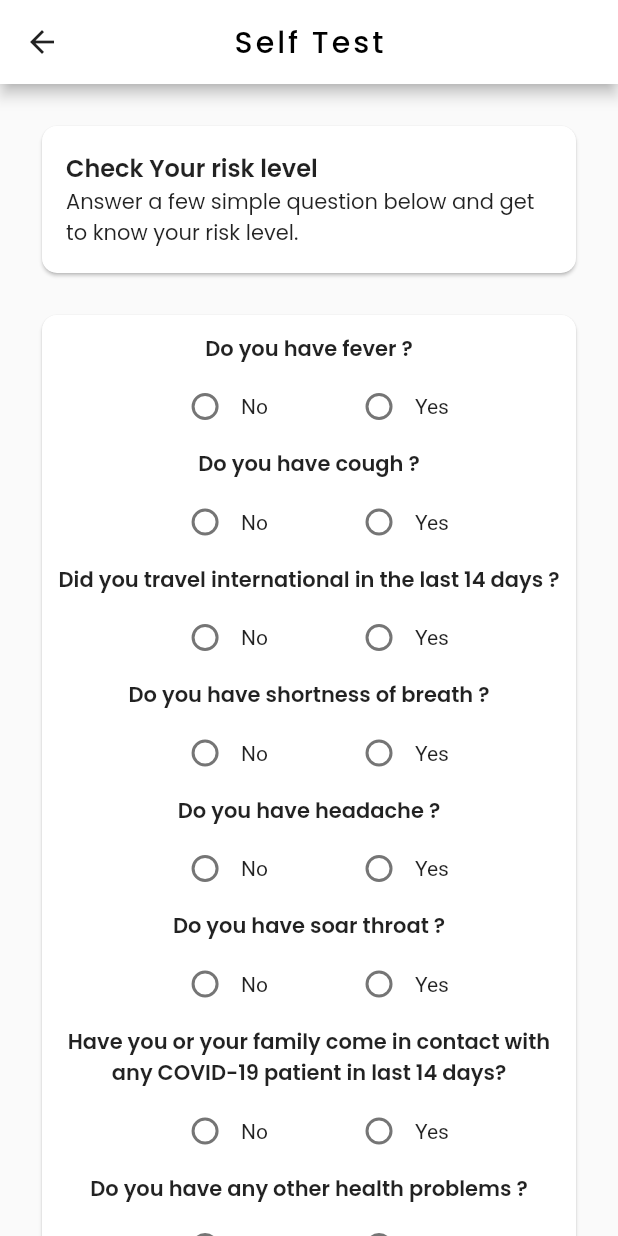
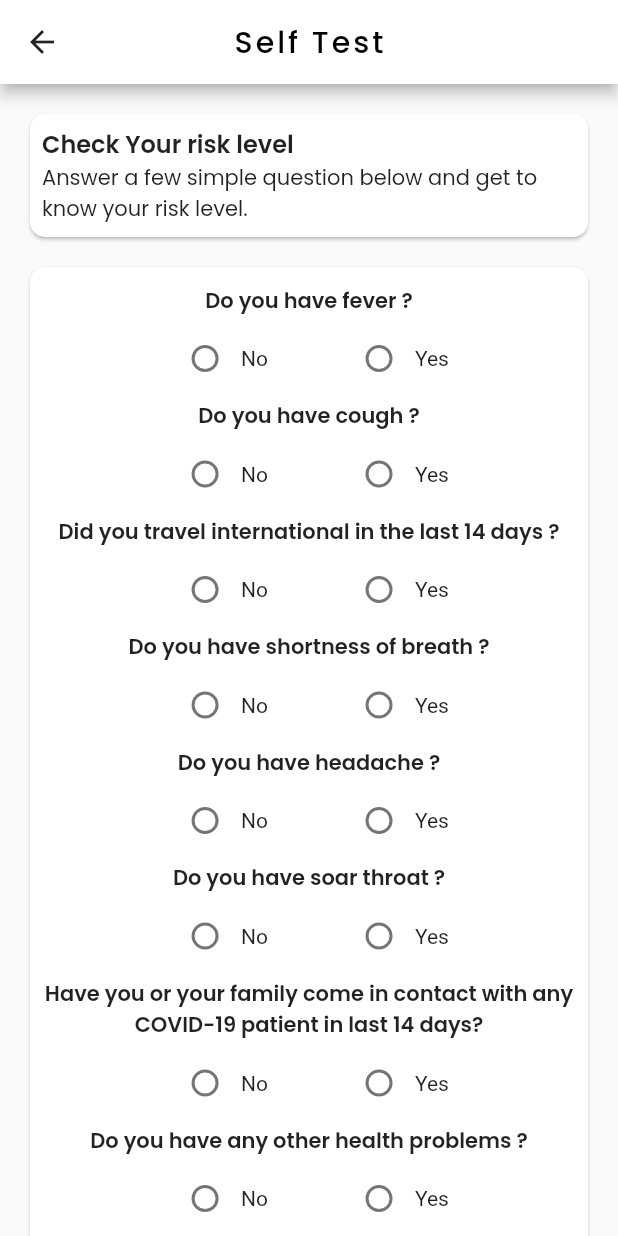
Before and after one commit to realsst1/corona_tracker, a Flutter app: the screen it shows after launch, after a tap on "Self Test", on a phone screen of 412 x 824 dp. Run offline on Flutter 3.47's test engine with Material 2 defaults, Android fonts, the phone set to English and light mode, and no system bars; our stand-ins replace cached_network_image, carousel_slider, charts_flutter, expandable, flutter_speed_dial, fluttertoast and 4 more; missing offline and left inert: flutter_stack_card; network calls fail.

Commit message:
ui bug fix part 1

```diff
--- a/lib/screens/home_screen.dart
+++ b/lib/screens/home_screen.dart
@@ -57,7 +57,7 @@ class _HomeScreenState extends State<HomeScreen> {
     var brightness=MediaQuery.of(context).platformBrightness;
     bool isDark=brightness==Brightness.dark;
 
-    final height = MediaQuery.of(context).size.height / 3.5;
+    final height = MediaQuery.of(context).size.height / 5.5;
     final width = MediaQuery.of(context).size.width / 3.5;
     return Scaffold(
       appBar: AppBar(
@@ -141,7 +141,7 @@ class _HomeScreenState extends State<HomeScreen> {
                   autoPlayAnimationDuration: Duration(milliseconds: 500),
                   initialPage: 0,
                   autoPlayCurve: Curves.easeInExpo,
-                  enlargeCenterPage: true,
+                  //enlargeCenterPage: true,
                   height: 140.0,
                   items: <Widget>[
                     Card(
@@ -396,8 +396,9 @@ class _HomeScreenState extends State<HomeScreen> {
                                 BorderRadius.all(Radius.circular(20.0))),
                         elevation: 15.0,
                         color: Colors.greenAccent,
-                        child: Padding(
+                        child: Container(
                             padding: const EdgeInsets.all(8.0),
+                            width: MediaQuery.of(context).size.width,
                             child: Row(
                               mainAxisSize: MainAxisSize.max,
                               mainAxisAlignment: MainAxisAlignment.spaceBetween,
@@ -530,7 +531,7 @@ class _HomeScreenState extends State<HomeScreen> {
                     padding: EdgeInsets.symmetric(horizontal: 8.0),
                     color: isDark?Colors.black87:Colors.white,
                     child: Row(
-                      mainAxisAlignment: MainAxisAlignment.spaceAround,
+                      mainAxisAlignment: MainAxisAlignment.spaceEvenly,
                       crossAxisAlignment: CrossAxisAlignment.center,
                       children: <Widget>[
                         Card(
@@ -548,14 +549,14 @@ class _HomeScreenState extends State<HomeScreen> {
                                   style: GoogleFonts.poppins(
                                       fontWeight: FontWeight.w600,
                                       color: Colors.blueGrey,
-                                      fontSize: 20.0),
+                                      fontSize: 16.0),
                                 ),
                                 Text(
                                   "Confirmed",
                                   style: GoogleFonts.poppins(
                                       fontWeight: FontWeight.w600,
                                       color: Colors.blueGrey,
-                                      fontSize: 16.0),
+                                      fontSize: 12.0),
                                 )
                               ],
                             ),
@@ -576,14 +577,14 @@ class _HomeScreenState extends State<HomeScreen> {
                                   style: GoogleFonts.poppins(
                                       fontWeight: FontWeight.w600,
                                       color: Colors.green,
-                                      fontSize: 20.0),
+                                      fontSize: 16.0),
                                 ),
                                 Text(
                                   "Recovered",
                                   style: GoogleFonts.poppins(
                                       fontWeight: FontWeight.w600,
                                       color: Colors.green,
-                                      fontSize: 16.0),
+                                      fontSize: 12.0),
                                 )
                               ],
                             ),
@@ -604,14 +605,14 @@ class _HomeScreenState extends State<HomeScreen> {
                                   style: GoogleFonts.poppins(
                                       fontWeight: FontWeight.w600,
                                       color: Colors.red,
-                                      fontSize: 20.0),
+                                      fontSize: 16.0),
                                 ),
                                 Text(
                                   "Deaths",
                                   style: GoogleFonts.poppins(
                                       fontWeight: FontWeight.w600,
                                       color: Colors.red,
-                                      fontSize: 16.0),
+                                      fontSize: 12.0),
                                 )
                               ],
                             ),
@@ -650,10 +651,11 @@ class _HomeScreenState extends State<HomeScreen> {
               ),
             ),
             Container(
-              height: 260.0,
+              height: MediaQuery.of(context).size.height*0.45,
               color: isDark?Colors.black87:Colors.white,
               child: GridView.count(
                 crossAxisCount: 2,
+                physics: NeverScrollableScrollPhysics(),
                 crossAxisSpacing: 16.0,
                 mainAxisSpacing: 16.0,
                 childAspectRatio: height / width,
--- a/lib/screens/self_test_screen.dart
+++ b/lib/screens/self_test_screen.dart
@@ -175,12 +175,12 @@ class _SelfTestScreenState extends State<SelfTestScreen> {
             children: <Widget>[
               Container(
                 width: MediaQuery.of(context).size.width,
-                padding: EdgeInsets.all(16.0),
+                padding: EdgeInsets.all(8.0),
                 child: Card(
                   shape: RoundedRectangleBorder(
                       borderRadius: BorderRadius.all(Radius.circular(10.0))),
                   child: Padding(
-                    padding: const EdgeInsets.all(16.0),
+                    padding: const EdgeInsets.all(8.0),
                     child: Column(
                       mainAxisAlignment: MainAxisAlignment.start,
                       crossAxisAlignment: CrossAxisAlignment.start,
@@ -203,7 +203,7 @@ class _SelfTestScreenState extends State<SelfTestScreen> {
                   ? Container(
                       height: MediaQuery.of(context).size.height * 0.25,
                       width: MediaQuery.of(context).size.width,
-                      padding: EdgeInsets.symmetric(horizontal:16.0),
+                      padding: EdgeInsets.symmetric(horizontal:8.0),
                       child: Card(
                         shape: RoundedRectangleBorder(
                           borderRadius: BorderRadius.all(Radius.circular(10.0))
@@ -249,9 +249,9 @@ class _SelfTestScreenState extends State<SelfTestScreen> {
                       ),
                     )
                   : Container(
-                      height: 670.0,
+                      height: MediaQuery.of(context).size.height,
                       padding:
-                          EdgeInsets.symmetric(horizontal: 16.0, vertical: 4.0),
+                          EdgeInsets.symmetric(horizontal: 8.0, vertical: 4.0),
                       child: Card(
                         shape: RoundedRectangleBorder(
                             borderRadius:
```
